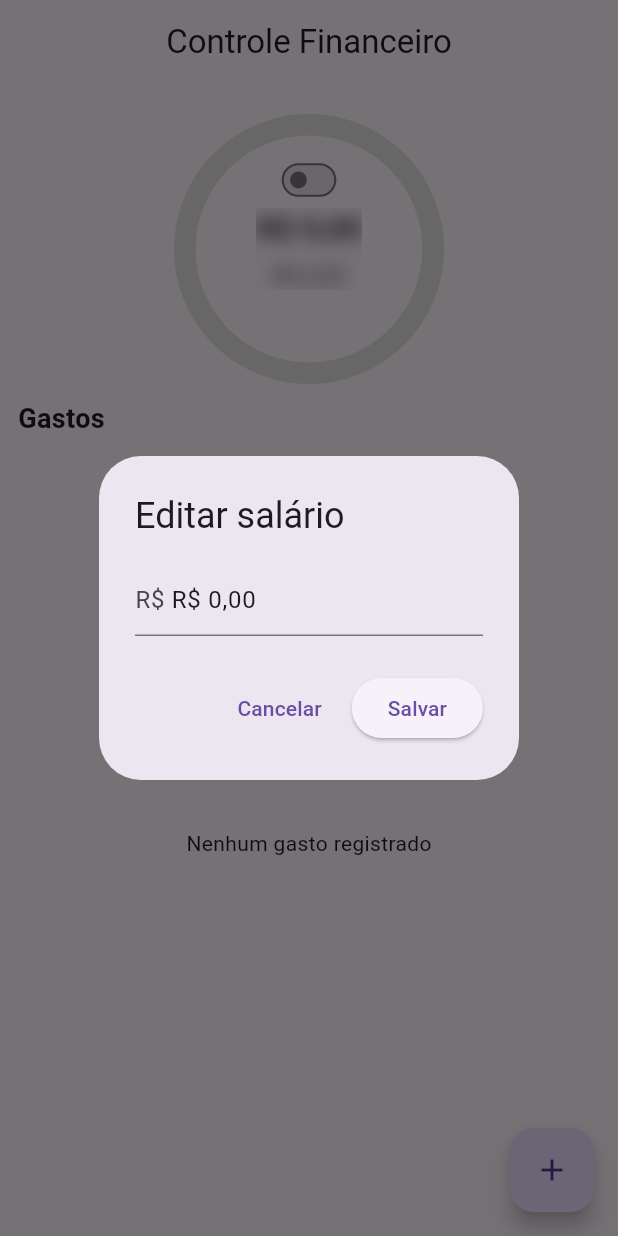
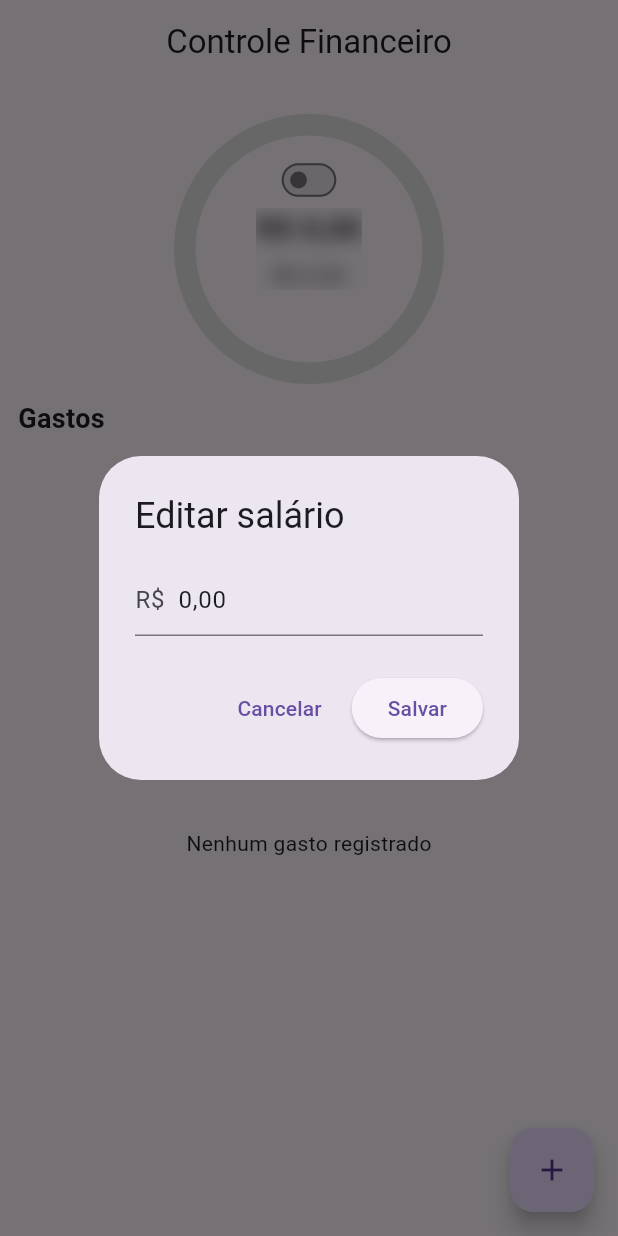
Before and after one commit to ricardolino-hub/finances_flutter, a Flutter app: the screen it shows after launch, after a tap on an icon or button, on a phone screen of 412 x 824 dp. Run offline on Flutter 3.47's test engine with Material 3 defaults, Android fonts, the phone set to English and light mode, and no system bars; our stand-ins replace shared_preferences.

Commit message:
Mudanças na máscara de dinheiro

```diff
--- a/lib/core/utils/currency_formatter.dart
+++ b/lib/core/utils/currency_formatter.dart
@@ -1,6 +1,6 @@
 import 'package:intl/intl.dart';
 
-final _brCurrency = NumberFormat.currency(locale: 'pt_BR', symbol: 'R\$');
+final _brCurrency = NumberFormat.currency(locale: 'pt_BR', symbol: '');
 
 String formatCurrency(double value) {
   return _brCurrency.format(value);
--- a/lib/presentation/pages/home_page.dart
+++ b/lib/presentation/pages/home_page.dart
@@ -63,11 +63,11 @@ class HomePage extends StatelessWidget {
                               mainAxisSize: MainAxisSize.min,
                               children: [
                                 Text(
-                                  formatCurrency(remaining),
+                                  'R\$${formatCurrency(remaining)}',
                                   style: const TextStyle(fontSize: 20, fontWeight: FontWeight.bold),
                                 ),
                                 const SizedBox(height: 6),
-                                Text(formatCurrency(salary), style: TextStyle(fontSize: 14)),
+                                Text('R\$${formatCurrency(salary)}', style: TextStyle(fontSize: 14)),
                               ],
                             ),
                           ),
```
